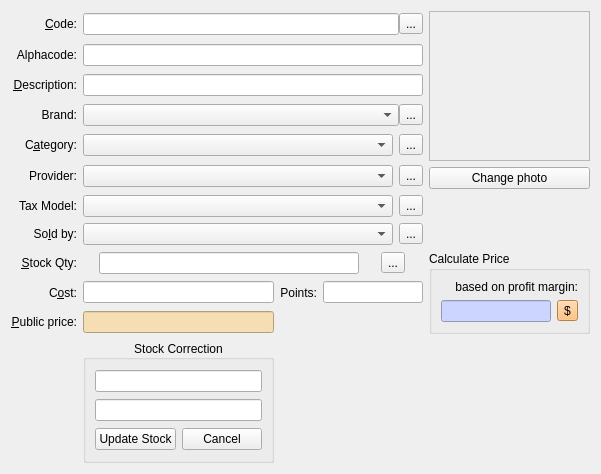
The window that squeeze/src/ui/producteditor.ui (miguelchavez/lemonpos) describes before a commit, drawn with Qt 5.
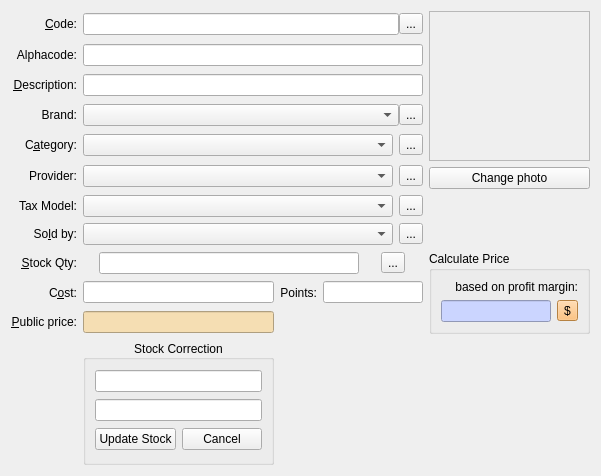
The same window after the commit. Custom widgets are drawn as their Qt base class.

What changed in the file:
```diff
--- a/squeeze/src/ui/producteditor.ui
+++ b/squeeze/src/ui/producteditor.ui
@@ -6,8 +6,8 @@
    <rect>
     <x>0</x>
     <y>0</y>
-    <width>541</width>
-    <height>474</height>
+    <width>593</width>
+    <height>476</height>
    </rect>
   </property>
   <property name="sizePolicy">
```
Left out of the diff: 2 changed lines with no effect on the pictures.
